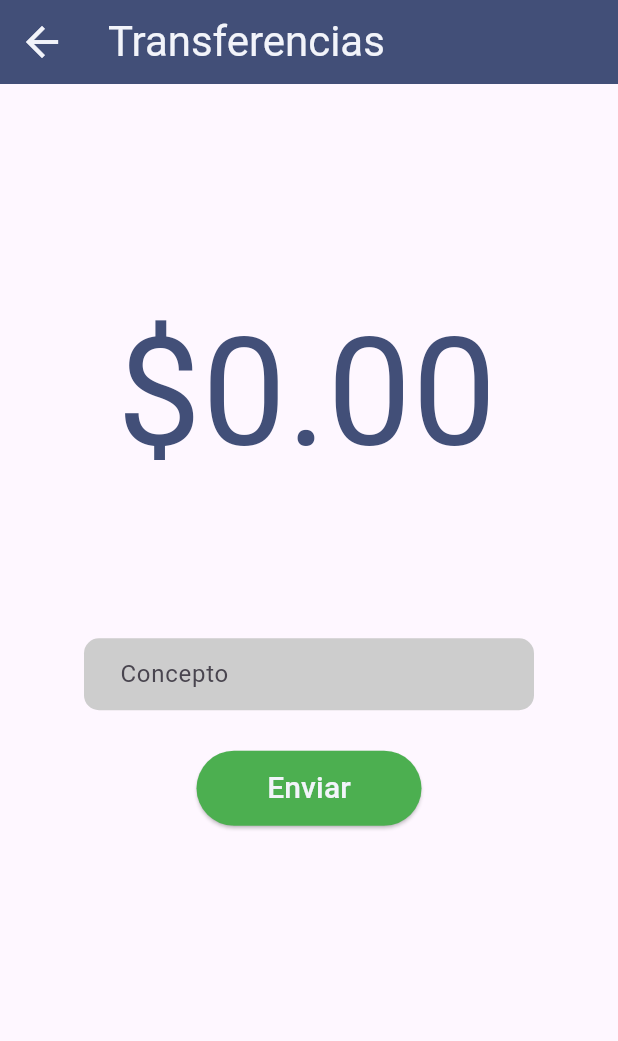
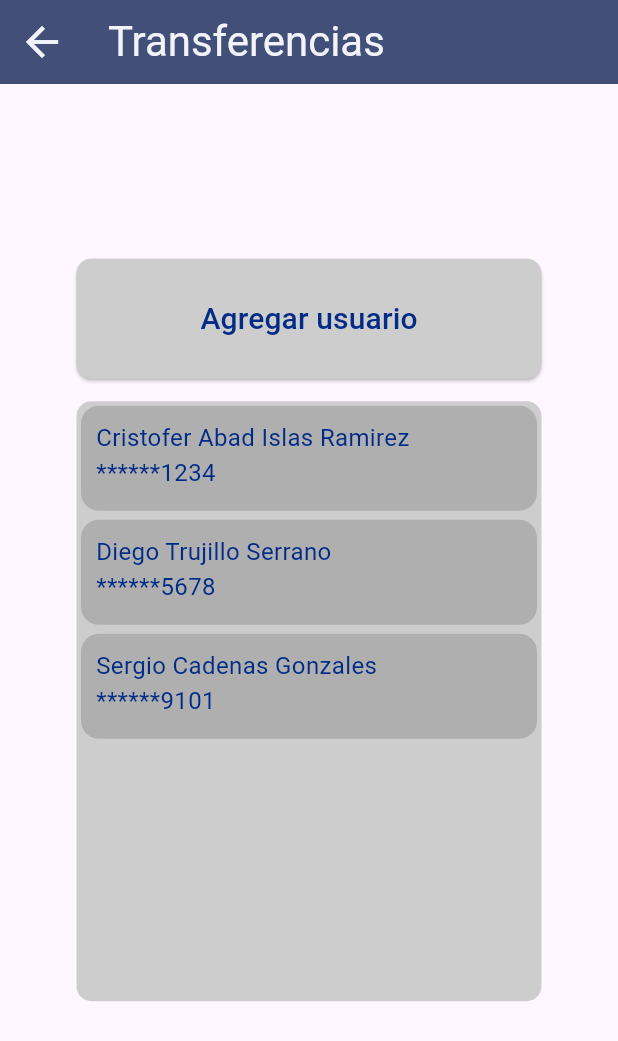
Before and after one commit to DiegoTrujillos/safesuit_bank-1, a Flutter app: the HomeView screen opened directly, in the side drawer, after a tap on "Transferencias", on a phone screen of 412 x 824 dp. Shown: the top 1041 px of the screen. Run offline on Flutter 3.47's test engine with Material 3 defaults, Android fonts, the phone set to English and light mode, and no system bars; our stand-ins replace local_auth.

Commit message:
mitad de proceso transeferencia

```diff
--- a/lib/core/presentation/screers/home.dart
+++ b/lib/core/presentation/screers/home.dart
@@ -1,5 +1,5 @@
 import 'package:flutter/material.dart';
-import 'package:safesuit_bank/core/presentation/screers/transfer.dart';
+import 'package:safesuit_bank/core/presentation/screers/transfer2.dart';
 import 'package:safesuit_bank/main.dart';
 
 class HomeView extends StatelessWidget {
@@ -28,7 +28,7 @@ class HomeView extends StatelessWidget {
           leading: const Icon(Icons.arrow_forward),
           title: const Text('Transferencias'),
           onTap: () {
-                Navigator.push(context, MaterialPageRoute(builder: (context) => Trans()));
+                Navigator.push(context, MaterialPageRoute(builder: (context) => Trans1()));
               },
         ),
         ListTile(
--- /dev/null
+++ b/lib/core/presentation/screers/transfer2.dart
@@ -0,0 +1,152 @@
+import 'package:flutter/material.dart';
+import 'package:safesuit_bank/core/presentation/screers/home.dart';
+import 'package:safesuit_bank/core/presentation/screers/transfer.dart';
+
+class Trans1 extends StatelessWidget {
+  @override
+  Widget build(BuildContext context) {
+    return MaterialApp(
+      title: 'Transferencias',
+      theme: ThemeData(
+        primarySwatch: Colors.blue,
+        visualDensity: VisualDensity.adaptivePlatformDensity,
+      ),
+      home: TransferenciasPage(),
+    );
+  }
+}
+
+class TransferenciasPage extends StatefulWidget {
+  @override
+  _TransferenciasPageState createState() => _TransferenciasPageState();
+}
+
+class _TransferenciasPageState extends State<TransferenciasPage> {
+  TextEditingController cantidadController = TextEditingController(text: '\$0.00');
+  String usuarioSeleccionado = ''; // Variable para almacenar el nombre del usuario seleccionado
+  int numSecciones = 3; // Definición de la variable numSecciones
+
+  @override
+  Widget build(BuildContext context) {
+    return Scaffold(
+      appBar: AppBar(
+        title: const Text(
+          'Transferencias',
+          textAlign: TextAlign.center,
+          style: TextStyle(
+            fontSize: 28,
+            color: Color.fromARGB(255, 242, 244, 250)
+          ),
+        ),
+        backgroundColor: const Color.fromARGB(255, 66, 79, 120),
+        leading: GestureDetector(
+          onTap: (){
+            Navigator.push(context, MaterialPageRoute(builder: (context) => HomeView()));
+          },
+          child: const Icon(
+            Icons.arrow_back,
+            color: Color.fromARGB(255, 242, 244, 250),
+            size: 32,
+          ),
+        ),
+      ),
+      body: Center(
+        child: Column(
+          mainAxisAlignment: MainAxisAlignment.center,
+          crossAxisAlignment: CrossAxisAlignment.center,
+          children: <Widget>[
+            ElevatedButton(
+              onPressed: () {
+                // Lógica para agregar un nuevo usuario si es necesario
+              },
+              style: ElevatedButton.styleFrom(
+                primary: const Color.fromARGB(255, 205, 205, 205),
+                onPrimary: const Color.fromARGB(255, 0, 43, 135),
+                minimumSize: const Size(310, 80),
+                shape: RoundedRectangleBorder(
+                  borderRadius: BorderRadius.circular(10.0),
+                ),
+              ),
+              child: const Text(
+                'Agregar usuario',
+                style: TextStyle(fontSize: 20),
+              ),
+            ),
+            Container(
+              margin: const EdgeInsets.symmetric(vertical: 15.0),
+              width: 310,
+              height: 400,
+              decoration: BoxDecoration(
+                color: const Color.fromARGB(255, 205, 205, 205),
+                borderRadius: BorderRadius.circular(10.0),
+              ),
+              child: Column(
+                mainAxisAlignment: MainAxisAlignment.start,
+                crossAxisAlignment: CrossAxisAlignment.start,
+                children: List.generate(
+                  numSecciones,
+                  (index) {
+                    List<Map<String, dynamic>> datos = [
+                      {"nombre": "Cristofer Abad Islas Ramirez", "numero": "******1234"},
+                      {"nombre": "Diego Trujillo Serrano", "numero": "******5678"},
+                      {"nombre": "Sergio Cadenas Gonzales", "numero": "******9101"},
+                    ];
+
+                    return GestureDetector(
+                      onTap: () {
+                        setState(() {
+                          usuarioSeleccionado = datos[index]["nombre"]; // Guarda el nombre del usuario seleccionado
+                        });
+                        // Navega a la siguiente ventana sin mostrar el usuario seleccionado en la pantalla actual
+                        Navigator.push(context, MaterialPageRoute(builder: (context) => Trans()));
+
+                      },
+                      child: Container(
+                        width: 350,
+                        height: 70,
+                        decoration: BoxDecoration(
+                          color: Color.fromARGB(255, 175, 175, 175),
+                          borderRadius: BorderRadius.circular(12.0),
+                        ),
+                        margin: const EdgeInsets.all(3),
+                        child: Padding(
+                          padding: const EdgeInsets.all(10.0),
+                          child: Text(
+                            '${datos[index]["nombre"]}\n${datos[index]["numero"]}',
+                            textAlign: TextAlign.left,
+                            maxLines: 2,
+                            overflow: TextOverflow.ellipsis,
+                            style: const TextStyle(fontSize: 16, color: Color.fromARGB(255, 0, 43, 135)),
+                          ),
+                        ),
+                      ),
+                    );
+                  },
+                ),
+              ),
+            ),
+            const SizedBox(height: 25.0),
+          ],
+        ),
+      ),
+    );
+  }
+}
+
+class TransName extends StatelessWidget {
+  final String usuarioSeleccionado;
+
+  const TransName({Key? key, required this.usuarioSeleccionado}) : super(key: key);
+
+  @override
+  Widget build(BuildContext context) {
+    return Scaffold(
+      appBar: AppBar(
+        title: Text('TransName'),
+      ),
+      body: Center(
+        child: Text('Usuario seleccionado: $usuarioSeleccionado'),
+      ),
+    );
+  }
+}
--- a/lib/main.dart
+++ b/lib/main.dart
@@ -1,7 +1,7 @@
 import 'package:flutter/material.dart';
 import 'package:local_auth/local_auth.dart';
 import 'package:safesuit_bank/core/presentation/screers/home.dart';
-import 'package:safesuit_bank/core/presentation/screers/transfer.dart';
+import 'package:safesuit_bank/core/presentation/screers/transfer3.dart';
 
 
 void main() {
```
Also changed, not shown: lib/core/presentation/screers/transfer.dart (+41 -21 lines), lib/core/presentation/screers/transfer3.dart (added, +130 -0 lines).
